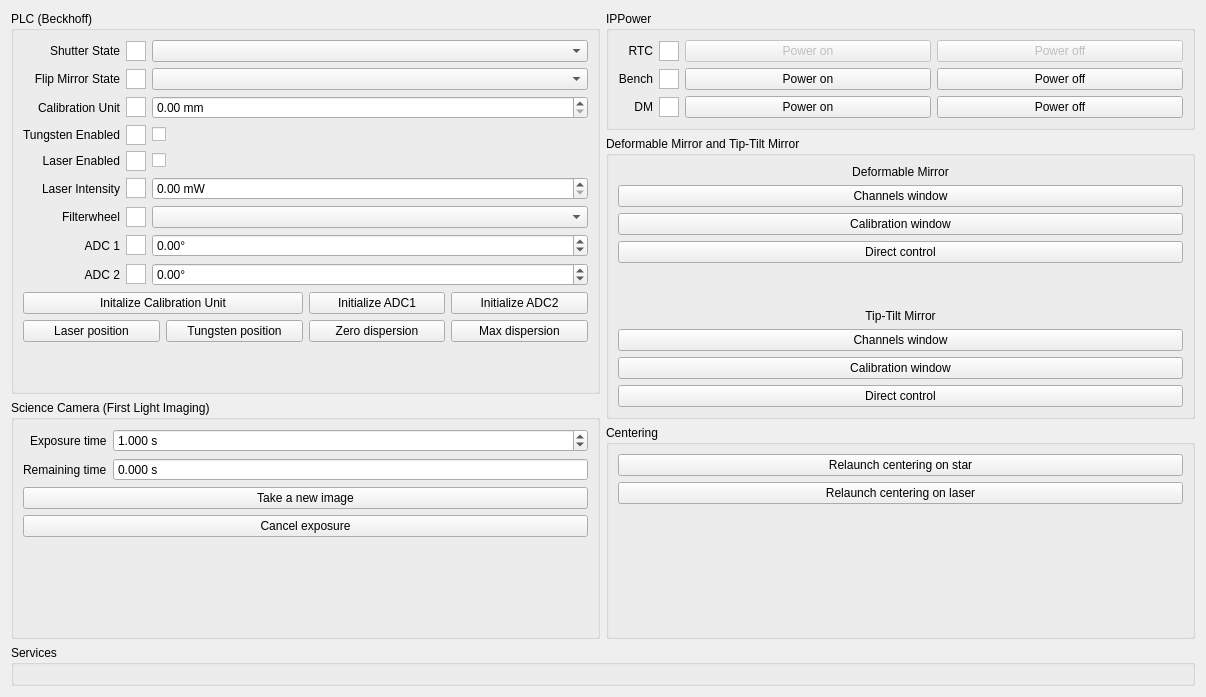
Old version of the form guis/ui/engineering.ui in the repository janis-hag/kalao-ics.
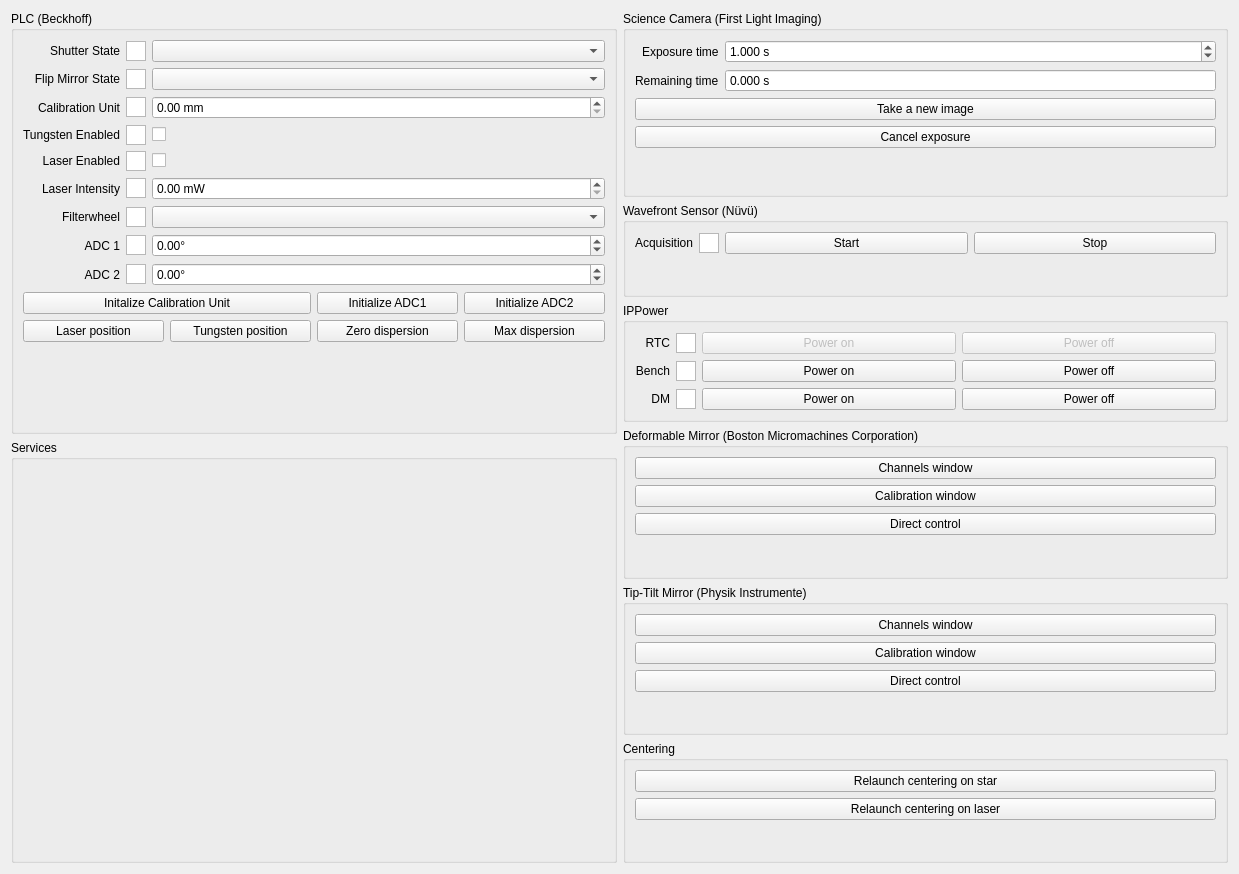
New version of the form. Custom widgets are drawn as their Qt base class.

Patch:
```diff
--- a/guis/ui/engineering.ui
+++ b/guis/ui/engineering.ui
@@ -6,8 +6,8 @@
    <rect>
     <x>0</x>
     <y>0</y>
-    <width>1206</width>
-    <height>697</height>
+    <width>1239</width>
+    <height>874</height>
    </rect>
   </property>
   <property name="windowTitle">
@@ -503,6 +503,35 @@
       </widget>
      </item>
      <item>
+      <widget class="QGroupBox" name="services_groupbox">
+       <property name="title">
+        <string>Services</string>
+       </property>
+       <layout class="QGridLayout" name="gridLayout_2">
+        <item row="0" column="0">
+         <layout class="QGridLayout" name="services_layout"/>
+        </item>
+        <item row="1" column="0">
+         <spacer name="verticalSpacer_7">
+          <property name="orientation">
+           <enum>Qt::Vertical</enum>
+          </property>
+          <property name="sizeHint" stdset="0">
+           <size>
+            <width>20</width>
+            <height>40</height>
+           </size>
+          </property>
+         </spacer>
+        </item>
+       </layout>
+      </widget>
+     </item>
+    </layout>
+   </item>
+   <item row="0" column="1">
+    <layout class="QVBoxLayout" name="verticalLayout_2">
+     <item>
       <widget class="QGroupBox" name="fli_groupbox">
        <property name="title">
         <string>Science Camera (First Light Imaging)</string>
@@ -602,10 +631,77 @@
        </layout>
       </widget>
      </item>
-    </layout>
-   </item>
-   <item row="0" column="1">
-    <layout class="QVBoxLayout" name="verticalLayout_2">
+     <item>
+      <widget class="QGroupBox" name="wfs_groupbox">
+       <property name="title">
+        <string>Wavefront Sensor (Nüvü)</string>
+       </property>
+       <layout class="QGridLayout" name="gridLayout_6" columnstretch="0,0,1,1">
+        <item row="0" column="1">
+         <widget class="KalAOStatusIndicator" name="wfs_acquisition_indicator">
+          <property name="sizePolicy">
+           <sizepolicy hsizetype="Fixed" vsizetype="Minimum">
+            <horstretch>0</horstretch>
+            <verstretch>0</verstretch>
+           </sizepolicy>
+          </property>
+          <property name="minimumSize">
+           <size>
+            <width>20</width>
+            <height>20</height>
+           </size>
+          </property>
+          <property name="maximumSize">
+           <size>
+            <width>20</width>
+            <height>20</height>
+           </size>
+          </property>
+          <property name="cursor" stdset="0">
+           <cursorShape>WhatsThisCursor</cursorShape>
+          </property>
+         </widget>
+        </item>
+        <item row="0" column="2">
+         <widget class="QPushButton" name="wfs_acquisition_start_button">
+          <property name="text">
+           <string>Start</string>
+          </property>
+         </widget>
+        </item>
+        <item row="0" column="0">
+         <widget class="QLabel" name="wfs_acquisition_label">
+          <property name="text">
+           <string>Acquisition</string>
+          </property>
+          <property name="alignment">
+           <set>Qt::AlignRight|Qt::AlignTrailing|Qt::AlignVCenter</set>
+          </property>
+         </widget>
+        </item>
+        <item row="0" column="3">
+         <widget class="QPushButton" name="wfs_acquisition_stop_button">
+          <property name="text">
+           <string>Stop</string>
+          </property>
+         </widget>
+        </item>
+        <item row="1" column="0" colspan="4">
+         <spacer name="verticalSpacer_6">
+          <property name="orientation">
+           <enum>Qt::Vertical</enum>
+          </property>
+          <property name="sizeHint" stdset="0">
+           <size>
+            <width>20</width>
+            <height>40</height>
+           </size>
+          </property>
+         </spacer>
+        </item>
+       </layout>
+      </widget>
+     </item>
      <item>
       <widget class="QGroupBox" name="ippower_groupbox">
        <property name="title">
@@ -789,19 +885,9 @@
      <item>
       <widget class="QGroupBox" name="dm_and_ttm_groupbox">
        <property name="title">
-        <string>Deformable Mirror and Tip-Tilt Mirror</string>
+        <string>Deformable Mirror (Boston Micromachines Corporation)</string>
        </property>
        <layout class="QVBoxLayout" name="verticalLayout_4">
-        <item>
-         <widget class="QLabel" name="dm_label">
-          <property name="text">
-           <string>Deformable Mirror</string>
-          </property>
-          <property name="alignment">
-           <set>Qt::AlignCenter</set>
-          </property>
-         </widget>
-        </item>
         <item>
          <widget class="QPushButton" name="dm_channels_button">
           <property name="text">
@@ -836,16 +922,15 @@
           </property>
          </spacer>
         </item>
-        <item>
-         <widget class="QLabel" name="ttm_label">
-          <property name="text">
-           <string>Tip-Tilt Mirror</string>
-          </property>
-          <property name="alignment">
-           <set>Qt::AlignCenter</set>
-          </property>
-         </widget>
-        </item>
+       </layout>
+      </widget>
+     </item>
+     <item>
+      <widget class="QGroupBox" name="ttm_groupbox">
+       <property name="title">
+        <string>Tip-Tilt Mirror (Physik Instrumente)</string>
+       </property>
+       <layout class="QVBoxLayout" name="verticalLayout_3">
         <item>
          <widget class="QPushButton" name="ttm_channels_button">
           <property name="text">
@@ -867,6 +952,19 @@
           </property>
          </widget>
         </item>
+        <item>
+         <spacer name="verticalSpacer_5">
+          <property name="orientation">
+           <enum>Qt::Vertical</enum>
+          </property>
+          <property name="sizeHint" stdset="0">
+           <size>
+            <width>20</width>
+            <height>40</height>
+           </size>
+          </property>
+         </spacer>
+        </item>
        </layout>
       </widget>
      </item>
@@ -908,14 +1006,6 @@
      </item>
     </layout>
    </item>
-   <item row="1" column="0" colspan="2">
-    <widget class="QGroupBox" name="services_groupbox">
-     <property name="title">
-      <string>Services</string>
-     </property>
-     <layout class="QGridLayout" name="gridLayout_2"/>
-    </widget>
-   </item>
   </layout>
  </widget>
  <customwidgets>
```
Left out of the diff: 474 changed lines with no effect on the pictures.
